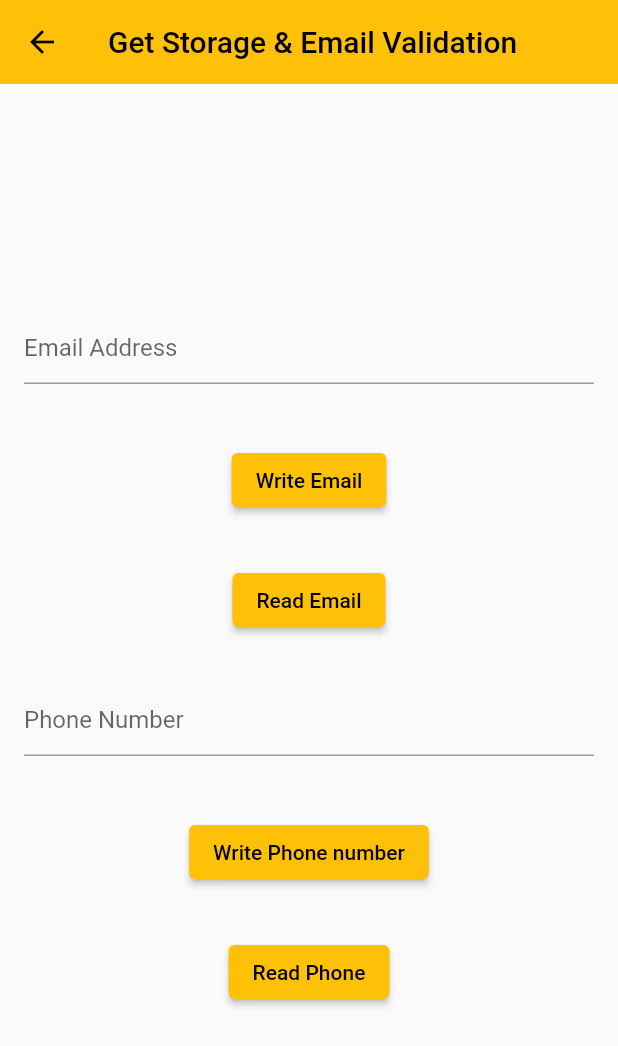
After one commit to chayan-1906/getx-demo, a Flutter app: the screen it shows after launch, after a tap on "Storage Email Validation Screen", on a phone screen of 412 x 824 dp. The commit adds this screen. Shown: the top 1046 px of the screen. Run offline on Flutter 3.47's test engine with Material 2 defaults, Android fonts, the phone set to English and light mode, and no system bars; our stand-ins replace get, get_storage, shared_preferences.

Commit message:
#20 Get Storage & Email Validation

```diff
--- a/lib/home_screen.dart
+++ b/lib/home_screen.dart
@@ -3,6 +3,7 @@ import 'package:get/get.dart';
 import 'package:getx_demo/getx_service_screen.dart';
 import 'package:getx_demo/snackbar_screen.dart';
 import 'package:getx_demo/state_management_screen.dart';
+import 'package:getx_demo/storage_email_validation_screen.dart';
 import 'package:getx_demo/student_screen.dart';
 import 'package:getx_demo/unique_id_screen.dart';
 import 'package:getx_demo/unknown_route_screen.dart';
@@ -142,6 +143,16 @@ class HomeScreen extends StatelessWidget {
               child: const Text('GetX Service Screen'),
             ),
             const SizedBox(height: 10.0),
+
+            /// storage email validation screen
+            ElevatedButton(
+              onPressed: () {
+                Get.toNamed(
+                    StorageEmailValidationScreen.storageEmailValidationRoute);
+              },
+              child: const Text('Storage Email Validation Screen'),
+            ),
+            const SizedBox(height: 10.0),
           ],
         ),
       ),
--- a/lib/main.dart
+++ b/lib/main.dart
@@ -1,9 +1,11 @@
 import 'package:flutter/material.dart';
 import 'package:get/get.dart';
+import 'package:get_storage/get_storage.dart';
 import 'package:getx_demo/bottom_sheet_screen.dart';
 import 'package:getx_demo/home_screen.dart';
 import 'package:getx_demo/internationalization_screen.dart';
 import 'package:getx_demo/state_management_screen.dart';
+import 'package:getx_demo/storage_email_validation_screen.dart';
 import 'package:getx_demo/student_screen.dart';
 import 'package:getx_demo/unique_id_screen.dart';
 import 'package:getx_demo/workers_screen.dart';
@@ -12,8 +14,9 @@ import 'getx_service_screen.dart';
 import 'unknown_route_screen.dart';
 import 'utils/messages.dart';
 
-void main() async {
+Future<void> main() async {
   await initServices();
+  await GetStorage.init();
   runApp(const MyApp());
 }
 
@@ -84,6 +87,11 @@ class MyApp extends StatelessWidget {
           page: () => const GetXServiceScreen(),
           transition: Transition.rightToLeft,
         ),
+        GetPage(
+          name: StorageEmailValidationScreen.storageEmailValidationRoute,
+          page: () => const StorageEmailValidationScreen(),
+          transition: Transition.rightToLeft,
+        ),
       ],
 
       /// TODO: Unknown Routes not working
--- /dev/null
+++ b/lib/storage_email_validation_screen.dart
@@ -0,0 +1,116 @@
+import 'package:flutter/material.dart';
+import 'package:get/get.dart';
+import 'package:get_storage/get_storage.dart';
+
+class StorageEmailValidationScreen extends StatefulWidget {
+  static var storageEmailValidationRoute = '/storage_email_validation_screen';
+
+  const StorageEmailValidationScreen({Key? key}) : super(key: key);
+
+  @override
+  State<StorageEmailValidationScreen> createState() =>
+      _StorageEmailValidationScreenState();
+}
+
+class _StorageEmailValidationScreenState
+    extends State<StorageEmailValidationScreen> {
+  TextEditingController emailEditingController = TextEditingController();
+  TextEditingController phoneEditingController = TextEditingController();
+  var storage = GetStorage();
+
+  @override
+  Widget build(BuildContext context) {
+    return Scaffold(
+      appBar: AppBar(title: const Text('Get Storage & Email Validation')),
+      body: Center(
+        child: Column(
+          mainAxisAlignment: MainAxisAlignment.center,
+          children: [
+            /// email textfield
+            Padding(
+              padding: const EdgeInsets.all(16.0),
+              child: TextField(
+                controller: emailEditingController,
+                decoration: const InputDecoration(hintText: 'Email Address'),
+              ),
+            ),
+            const SizedBox(height: 8.0),
+
+            /// email validity check
+            Padding(
+              padding: const EdgeInsets.all(16.0),
+              child: ElevatedButton(
+                onPressed: () {
+                  if (GetUtils.isEmail(emailEditingController.text)) {
+                    storage.write('email', emailEditingController.text);
+                  } else {
+                    Get.snackbar(
+                      'Incorrect Email',
+                      'Provide Email in valid format',
+                      backgroundColor: Colors.redAccent,
+                      snackPosition: SnackPosition.BOTTOM,
+                    );
+                  }
+                },
+                child: const Text('Write Email'),
+              ),
+            ),
+
+            /// read email
+            Padding(
+              padding: const EdgeInsets.all(16.0),
+              child: ElevatedButton(
+                onPressed: () {
+                  print('The email is ${storage.read('email')}');
+                },
+                child: const Text('Read Email'),
+              ),
+            ),
+
+            /// phone textfield
+            Padding(
+              padding: const EdgeInsets.all(16.0),
+              child: TextField(
+                controller: phoneEditingController,
+                decoration: const InputDecoration(hintText: 'Phone Number'),
+                keyboardType: TextInputType.number,
+              ),
+            ),
+            const SizedBox(height: 8.0),
+
+            /// phone validity check
+            Padding(
+              padding: const EdgeInsets.all(16.0),
+              child: ElevatedButton(
+                onPressed: () {
+                  if (GetUtils.isPhoneNumber(phoneEditingController.text)) {
+                    storage.write('phone', phoneEditingController.text);
+                  } else {
+                    Get.snackbar(
+                      'Incorrect Phone number',
+                      'Provide valid phone number',
+                      backgroundColor: Colors.pinkAccent,
+                      snackPosition: SnackPosition.TOP,
+                    );
+                  }
+                },
+                child: const Text('Write Phone number'),
+              ),
+            ),
+
+            /// read phone
+            Padding(
+              padding: const EdgeInsets.all(16.0),
+              child: ElevatedButton(
+                onPressed: () {
+                  print('The phone number is ${storage.read('phone')}');
+                },
+                child: const Text('Read Phone'),
+              ),
+            ),
+          ],
+        ),
+      ),
+    );
+  }
+}
--- a/pubspec.yaml
+++ b/pubspec.yaml
@@ -38,6 +38,7 @@ dependencies:
   cupertino_icons: ^1.0.5
   get: ^4.6.5
   shared_preferences: ^2.0.15
+  get_storage: ^2.0.3
 
 dev_dependencies:
   flutter_test:
```
Also changed, not shown: pubspec.lock, 1 other file.
